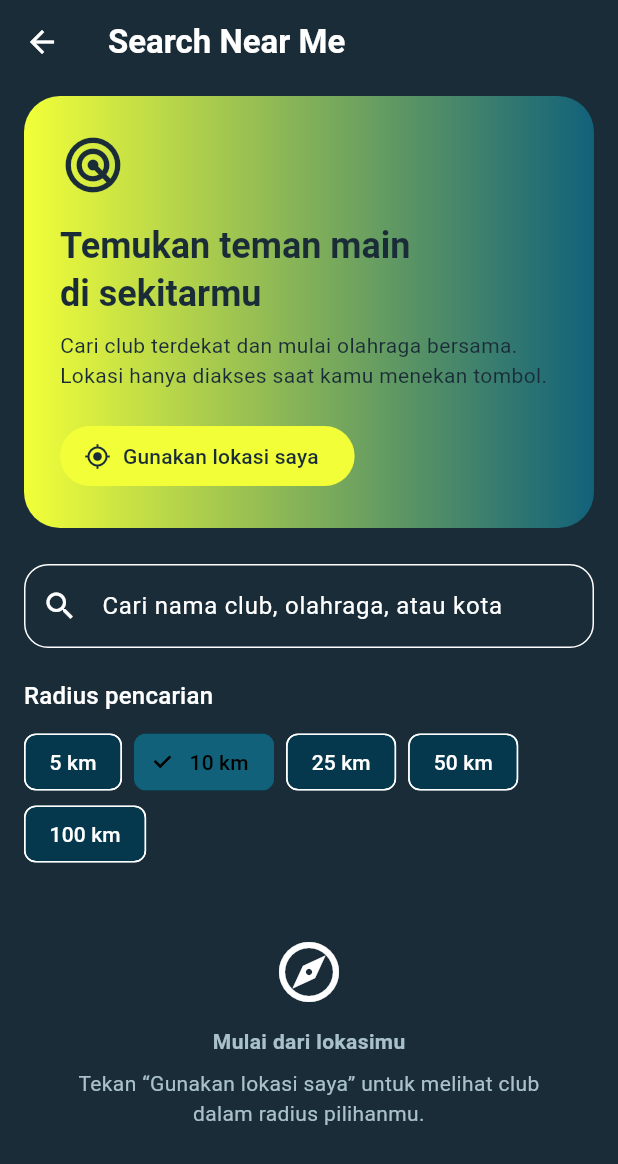
After one commit to vaibhav0629/seek, a Flutter app: the NearbyClubsScreen screen opened directly, on a phone screen of 412 x 824 dp. The commit adds this screen. Shown: the top 1164 px of the screen. Run offline on Flutter 3.47's test engine with Material 3 defaults, Android fonts, the phone set to English and light mode, and no system bars; our stand-ins replace cloud_firestore, firebase_auth, firebase_core, flutter_riverpod, geolocator, go_router; accounts and stored records are empty.

Commit message:
feat: search near me

```diff
--- a/lib/features/auth/data/auth_providers.dart
+++ b/lib/features/auth/data/auth_providers.dart
@@ -1,10 +1,11 @@
 import 'package:flutter_riverpod/flutter_riverpod.dart';
-import 'package:seek/features/auth/data/mock_auth_repository.dart';
+import 'package:seek/features/auth/data/firebase_auth_repository.dart';
+
 import 'package:seek/features/auth/domain/repositories/auth_repository.dart';
 
 /// Uses the mock repository while developing without Firebase sign-in.
 final authRepositoryProvider = Provider<AuthRepository>(
-  (ref) => MockAuthRepository(),
+  (ref) => FirebaseAuthRepository(),
 );
 
 /// Emits the signed-in user's id, or null when signed out.
--- /dev/null
+++ b/lib/features/clubs/data/club_location_service.dart
@@ -0,0 +1,47 @@
+import 'dart:async';
+
+import 'package:geolocator/geolocator.dart';
+
+class ClubLocationException implements Exception {
+  final String message;
+  final bool openSettings;
+  const ClubLocationException(this.message, {this.openSettings = false});
+}
+
+class ClubLocationService {
+  Future<Position> locate() async {
+    if (!await Geolocator.isLocationServiceEnabled()) {
+      throw const ClubLocationException(
+        'GPS belum aktif. Aktifkan lokasi perangkat lalu coba lagi.',
+      );
+    }
+    var permission = await Geolocator.checkPermission();
+    if (permission == LocationPermission.denied) {
+      permission = await Geolocator.requestPermission();
+    }
+    if (permission == LocationPermission.deniedForever) {
+      throw const ClubLocationException(
+        'Izin lokasi diblokir. Izinkan lokasi melalui pengaturan aplikasi atau browser.',
+        openSettings: true,
+      );
+    }
+    if (permission == LocationPermission.denied ||
+        permission == LocationPermission.unableToDetermine) {
+      throw const ClubLocationException(
+        'Izin lokasi diperlukan untuk mencari club di sekitarmu.',
+      );
+    }
+    try {
+      return await Geolocator.getCurrentPosition(
+        locationSettings: const LocationSettings(
+          accuracy: LocationAccuracy.high,
+          timeLimit: Duration(seconds: 20),
+        ),
+      );
+    } on TimeoutException {
+      throw const ClubLocationException(
+        'Lokasi belum ditemukan. Coba lagi di tempat dengan sinyal GPS lebih baik.',
+      );
+    }
+  }
+}
--- a/lib/features/clubs/data/mock_club_repository.dart
+++ b/lib/features/clubs/data/mock_club_repository.dart
@@ -180,5 +180,7 @@ class MockClubRepository implements ClubRepository {
     isPrivate: c.isPrivate,
     memberCount: memberCount ?? c.memberCount,
     createdAt: c.createdAt ?? DateTime.now(),
+    latitude: c.latitude,
+    longitude: c.longitude,
   );
 }
--- a/lib/features/clubs/domain/entities/club.dart
+++ b/lib/features/clubs/domain/entities/club.dart
@@ -10,6 +10,16 @@ class Club {
   final bool isPrivate;
   final int memberCount;
   final DateTime? createdAt;
+  final double? latitude;
+  final double? longitude;
+
+  bool get hasLocation =>
+      latitude != null &&
+      longitude != null &&
+      latitude!.isFinite &&
+      longitude!.isFinite &&
+      latitude!.abs() <= 90 &&
+      longitude!.abs() <= 180;
 
   const Club({
     required this.id,
@@ -21,6 +31,8 @@ class Club {
     this.isPrivate = false,
     this.memberCount = 1,
     this.createdAt,
+    this.latitude,
+    this.longitude,
   });
 
   factory Club.fromMap(Map<String, dynamic> map, String id) => Club(
@@ -33,6 +45,8 @@ class Club {
     isPrivate: map['isPrivate'] as bool? ?? false,
     memberCount: (map['memberCount'] as num?)?.toInt() ?? 0,
     createdAt: dateFromFirestore(map['createdAt']),
+    latitude: (map['latitude'] as num?)?.toDouble(),
+    longitude: (map['longitude'] as num?)?.toDouble(),
   );
 
   Map<String, dynamic> toMap() => {
@@ -44,5 +58,7 @@ class Club {
     'isPrivate': isPrivate,
     'memberCount': memberCount,
     'createdAt': dateToFirestore(createdAt),
+    'latitude': latitude,
+    'longitude': longitude,
   };
 }
--- /dev/null
+++ b/lib/features/clubs/domain/nearby_clubs.dart
@@ -0,0 +1,34 @@
+import 'package:geolocator/geolocator.dart';
+import 'package:seek/features/clubs/domain/entities/club.dart';
+
+typedef NearbyClub = ({Club club, double distanceKm});
+
+List<NearbyClub> findNearbyClubs(
+  List<Club> clubs, {
+  required double latitude,
+  required double longitude,
+  required double radiusKm,
+  String query = '',
+}) {
+  final text = query.trim().toLowerCase();
+  final results = <NearbyClub>[];
+  for (final club in clubs) {
+    if (club.isPrivate || !club.hasLocation) continue;
+    if (!'${club.name} ${club.sport} ${club.city}'.toLowerCase().contains(
+      text,
+    )) {
+      continue;
+    }
+    final distance =
+        Geolocator.distanceBetween(
+          latitude,
+          longitude,
+          club.latitude!,
+          club.longitude!,
+        ) /
+        1000;
+    if (distance <= radiusKm) results.add((club: club, distanceKm: distance));
+  }
+  results.sort((a, b) => a.distanceKm.compareTo(b.distanceKm));
+  return results;
+}
--- /dev/null
+++ b/lib/features/clubs/presentation/screens/nearby_clubs_screen.dart
@@ -0,0 +1,276 @@
+import 'package:flutter/material.dart';
+import 'package:flutter_riverpod/flutter_riverpod.dart';
+import 'package:geolocator/geolocator.dart';
+import 'package:go_router/go_router.dart';
+import 'package:seek/app/router/app_routes.dart';
+import 'package:seek/features/clubs/data/club_location_service.dart';
+import 'package:seek/features/clubs/data/club_providers.dart';
+import 'package:seek/features/clubs/domain/nearby_clubs.dart';
+import 'package:seek/features/clubs/presentation/screens/club_card.dart';
+
+class NearbyClubsScreen extends ConsumerStatefulWidget {
+  const NearbyClubsScreen({super.key});
+
+  @override
+  ConsumerState<NearbyClubsScreen> createState() => _NearbyClubsScreenState();
+}
+
+class _NearbyClubsScreenState extends ConsumerState<NearbyClubsScreen> {
+  Position? _position;
+  bool _loading = false;
+  bool _settings = false;
+  String? _error;
+  double _radius = 10;
+  String _query = '';
+
+  Future<void> _locate() async {
+    setState(() {
+      _loading = true;
+      _error = null;
+      _settings = false;
+    });
+    try {
+      final position = await ClubLocationService().locate();
+      if (mounted) setState(() => _position = position);
+    } catch (error) {
+      if (!mounted) return;
+      setState(() {
+        _error = error is ClubLocationException
+            ? error.message
+            : 'Gagal mengambil lokasi. Periksa izin lokasi dan coba lagi.';
+        _settings = error is ClubLocationException && error.openSettings;
+      });
+    } finally {
+      if (mounted) setState(() => _loading = false);
+    }
+  }
+
+  @override
+  Widget build(BuildContext context) {
+    final colors = Theme.of(context).colorScheme;
+    final clubs = ref.watch(clubsProvider);
+    final position = _position;
+    return Scaffold(
+      appBar: AppBar(title: const Text('Search Near Me')),
+      body: ListView(
+        padding: const EdgeInsets.fromLTRB(16, 8, 16, 32),
+        children: [
+          Container(
+            padding: const EdgeInsets.all(24),
+            decoration: BoxDecoration(
+              gradient: LinearGradient(
+                colors: [colors.primaryContainer, colors.secondaryContainer],
+              ),
+              borderRadius: BorderRadius.circular(24),
+            ),
+            child: Column(
+              crossAxisAlignment: CrossAxisAlignment.start,
+              children: [
+                Icon(
+                  Icons.radar_rounded,
+                  size: 44,
+                  color: colors.onPrimaryContainer,
+                ),
+                const SizedBox(height: 16),
+                Text(
+                  'Temukan teman main\ndi sekitarmu',
+                  style: Theme.of(context).textTheme.headlineSmall?.copyWith(
+                    fontWeight: FontWeight.bold,
+                    color: colors.onPrimaryContainer,
+                  ),
+                ),
+                const SizedBox(height: 8),
+                Text(
+                  'Cari club terdekat dan mulai olahraga bersama. Lokasi hanya diakses saat kamu menekan tombol.',
+                  style: TextStyle(color: colors.onPrimaryContainer),
+                ),
+                const SizedBox(height: 20),
+                FilledButton.icon(
+                  onPressed: _loading ? null : _locate,
+                  icon: _loading
+                      ? const SizedBox(
+                          width: 18,
+                          height: 18,
+                          child: CircularProgressIndicator(strokeWidth: 2),
+                        )
+                      : const Icon(Icons.my_location),
+                  label: Text(
+                    _loading
+                        ? 'Mencari lokasi...'
+                        : position == null
+                        ? 'Gunakan lokasi saya'
+                        : 'Perbarui lokasi',
+                  ),
+                ),
+                if (position != null) ...[
+                  const SizedBox(height: 8),
+                  Text(
+                    'Lokasi ditemukan • Akurasi ±${position.accuracy.round()} m',
+                    style: TextStyle(color: colors.onPrimaryContainer),
+                  ),
+                ],
+              ],
+            ),
+          ),
+          if (_error != null)
+            Padding(
+              padding: const EdgeInsets.only(top: 16),
+              child: Column(
+                crossAxisAlignment: CrossAxisAlignment.start,
+                children: [
+                  Text(_error!, style: TextStyle(color: colors.error)),
+                  if (_settings)
+                    TextButton(
+                      onPressed: () async {
+                        try {
+                          await Geolocator.openAppSettings();
+                        } catch (_) {
+                          /* Browser settings must be opened manually. */
+                        }
+                      },
+                      child: const Text('Buka pengaturan'),
+                    ),
+                ],
+              ),
+            ),
+          const SizedBox(height: 24),
+          TextField(
+            onChanged: (value) => setState(() => _query = value),
+            decoration: const InputDecoration(
+              prefixIcon: Icon(Icons.search),
+              hintText: 'Cari nama club, olahraga, atau kota',
+              border: OutlineInputBorder(
+                borderRadius: BorderRadius.all(Radius.circular(16)),
+              ),
+            ),
+          ),
+          const SizedBox(height: 20),
+          Text(
+            'Radius pencarian',
+            style: Theme.of(context).textTheme.titleMedium,
+          ),
+          const SizedBox(height: 8),
+          Wrap(
+            spacing: 8,
+            children: [5, 10, 25, 50, 100]
+                .map(
+                  (radius) => ChoiceChip(
+                    label: Text('$radius km'),
+                    selected: _radius == radius,
+                    onSelected: (_) =>
+                        setState(() => _radius = radius.toDouble()),
+                  ),
+                )
+                .toList(),
+          ),
+          const SizedBox(height: 20),
+          if (position == null)
+            const Padding(
+              padding: EdgeInsets.all(24),
+              child: Column(
+                children: [
+                  Icon(Icons.explore_outlined, size: 48),
+                  SizedBox(height: 12),
+                  Text(
+                    'Mulai dari lokasimu',
+                    style: TextStyle(fontWeight: FontWeight.bold),
+                  ),
+                  SizedBox(height: 8),
+                  Text(
+                    'Tekan “Gunakan lokasi saya” untuk melihat club dalam radius pilihanmu.',
+                    textAlign: TextAlign.center,
+                  ),
+                ],
+              ),
+            )
+          else
+            clubs.when(
+              loading: () => const Center(child: CircularProgressIndicator()),
+              error: (_, _) => Column(
+                children: [
+                  const Text('Club belum berhasil dimuat.'),
+                  TextButton(
+                    onPressed: () => ref.invalidate(clubsProvider),
+                    child: const Text('Coba lagi'),
+                  ),
+                ],
+              ),
+              data: (items) {
+                final results = findNearbyClubs(
+                  items,
+                  latitude: position.latitude,
+                  longitude: position.longitude,
+                  radiusKm: _radius,
+                  query: _query,
+                );
+                final missing = items.where((club) => !club.hasLocation).length;
+                return Column(
+                  crossAxisAlignment: CrossAxisAlignment.start,
+                  children: [
+                    Text(
+                      '${results.length} club ditemukan',
+                      style: Theme.of(context).textTheme.titleMedium
+                          ?.copyWith(fontWeight: FontWeight.bold),
+                    ),
+                    const Text(
+                      'Terdekat dahulu • Jarak garis lurus, bukan rute perjalanan',
+                    ),
+                    if (missing > 0)
+                      Padding(
+                        padding: const EdgeInsets.only(top: 8),
+                        child: Text(
+                          '$missing club belum memiliki koordinat dan tidak ditampilkan.',
+                          style: Theme.of(context).textTheme.bodySmall,
+                        ),
+                      ),
+                    const SizedBox(height: 12),
+                    if (results.isEmpty)
+                      const Padding(
+                        padding: EdgeInsets.symmetric(vertical: 32),
+                        child: Center(
+                          child: Column(
+                            children: [
+                              Icon(Icons.travel_explore, size: 48),
+                              SizedBox(height: 12),
+                              Text('Belum ada club di area ini'),
+                              SizedBox(height: 8),
+                              Text(
+                                'Perbesar radius atau ubah kata pencarian.',
+                                textAlign: TextAlign.center,
+                              ),
+                            ],
+                          ),
+                        ),
+                      ),
+                    for (final result in results)
+                      Padding(
+                        padding: const EdgeInsets.only(bottom: 12),
+                        child: Column(
+                          crossAxisAlignment: CrossAxisAlignment.start,
+                          children: [
+                            Chip(
+                              avatar: const Icon(
+                                Icons.near_me_outlined,
+                                size: 16,
+                              ),
+                              label: Text(
+                                '${result.distanceKm.toStringAsFixed(1)} km dari lokasimu',
+                              ),
+                            ),
+                            ClubCard(
+                              club: result.club,
+                              onTap: () =>
+                                  context.push(AppRoutes.club(result.club.id)),
+                            ),
+                          ],
+                        ),
+                      ),
+                  ],
+                );
+              },
+            ),
+        ],
+      ),
+    );
+  }
+}
--- a/pubspec.yaml
+++ b/pubspec.yaml
@@ -40,6 +40,7 @@ dependencies:
   firebase_messaging: ^17.0.1
   flutter_riverpod: ^3.4.3
   go_router: ^18.1.2
+  geolocator: ^14.1.2
 
 dev_dependencies:
   flutter_test:
```
Also changed, not shown: lib/features/clubs/presentation/screens/create_club_screen.dart (+49 -1 lines), lib/features/clubs/presentation/screens/my_clubs_screen.dart (+15 -1 lines), pubspec.lock, 3 other files. Lines whose indentation alone changed are shown as unchanged.
